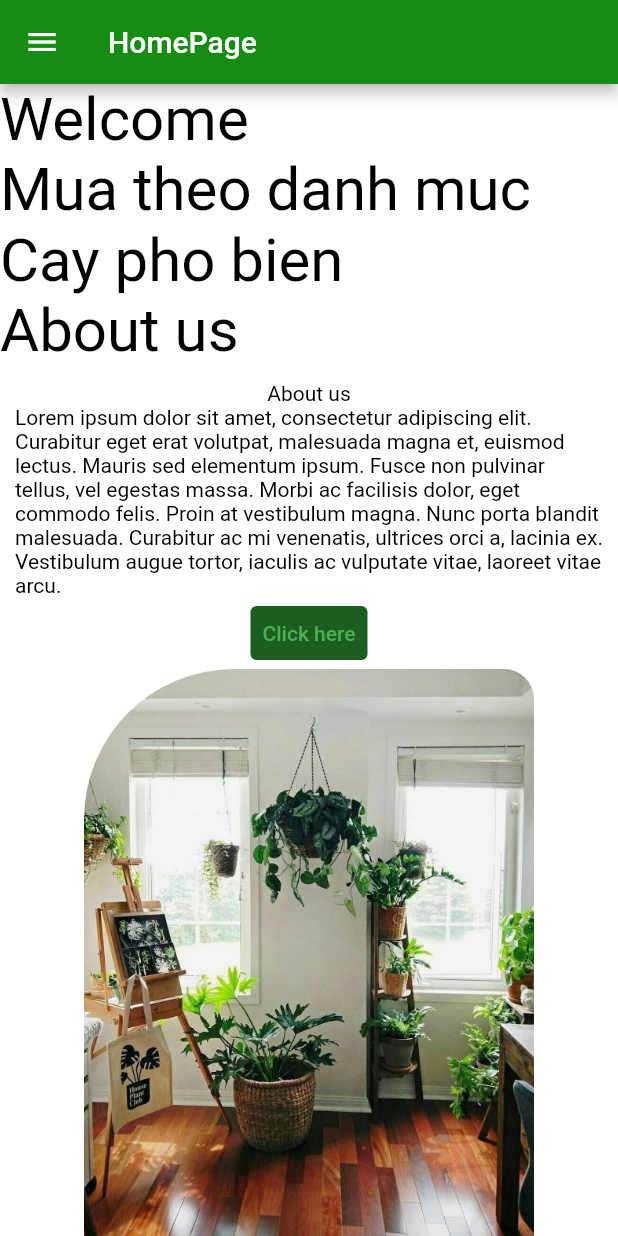
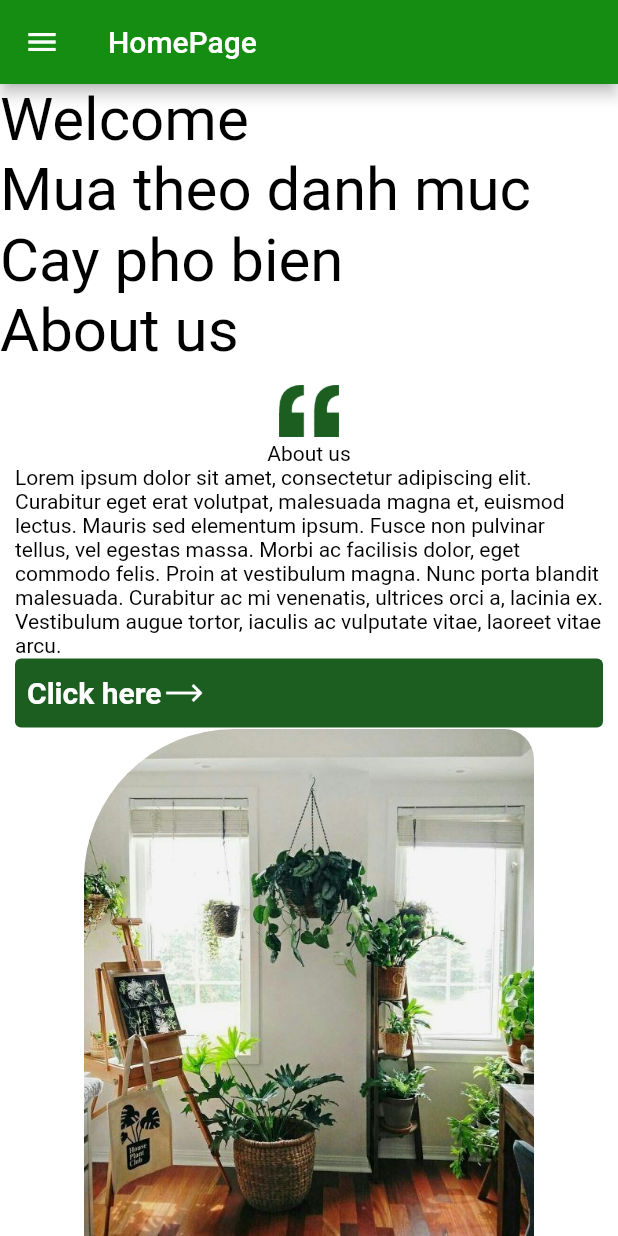
Before and after one commit to ngocdu171/Plants-Shop-App, a Flutter app: the screen it shows after launch, on a phone screen of 412 x 824 dp. Run offline on Flutter 3.47's test engine with Material 2 defaults, Android fonts, the phone set to English and light mode, and no system bars; our stand-ins replace google_fonts.

Commit message:
css button

```diff
--- a/plantshopapps/lib/widgets/aboutus.dart
+++ b/plantshopapps/lib/widgets/aboutus.dart
@@ -1,7 +1,7 @@
 import 'package:flutter/material.dart';
 
 class AboutUs extends StatelessWidget {
-  const AboutUs({ Key? key }) : super(key: key);
+  const AboutUs({Key? key}) : super(key: key);
 
   @override
   Widget build(BuildContext context) {
@@ -9,12 +9,19 @@ class AboutUs extends StatelessWidget {
       padding: const EdgeInsets.all(10),
       child: Column(
         children: [
+          Image.asset(
+            "assets/icons/quotation-mark.png",
+            width: 40,
+            height: 40,
+          ),
           const Text('About us'),
-          const Text('Lorem ipsum dolor sit amet, consectetur adipiscing elit. Curabitur eget erat volutpat, malesuada magna et, euismod lectus. Mauris sed elementum ipsum. Fusce non pulvinar tellus, vel egestas massa. Morbi ac facilisis dolor, eget commodo felis. Proin at vestibulum magna. Nunc porta blandit malesuada. Curabitur ac mi venenatis, ultrices orci a, lacinia ex. Vestibulum augue tortor, iaculis ac vulputate vitae, laoreet vitae arcu.'),
+          const Text(
+              'Lorem ipsum dolor sit amet, consectetur adipiscing elit. Curabitur eget erat volutpat, malesuada magna et, euismod lectus. Mauris sed elementum ipsum. Fusce non pulvinar tellus, vel egestas massa. Morbi ac facilisis dolor, eget commodo felis. Proin at vestibulum magna. Nunc porta blandit malesuada. Curabitur ac mi venenatis, ultrices orci a, lacinia ex. Vestibulum augue tortor, iaculis ac vulputate vitae, laoreet vitae arcu.'),
           TextButton(
               style: ButtonStyle(
                   // foregroundColor: MaterialStateProperty.all(Colors.white),
-              backgroundColor: MaterialStateProperty.all(Colors.green.shade900)
+                  backgroundColor:
+                      MaterialStateProperty.all(Colors.green.shade900)
                   // backgroundColor: MaterialStateProperty.resolveWith<Color?>((Set<MaterialState> states) {
                   //   if (states.contains(MaterialState.disabled)) {
                   //     return Colors.red;
@@ -23,7 +30,26 @@ class AboutUs extends StatelessWidget {
                   // })
                   ),
               onPressed: () {},
-            child: const Text('Click here',)),
+              child: Row(
+                children: [
+                  const Text(
+                    'Click here',
+                    style: TextStyle(
+                      fontWeight: FontWeight.bold,
+                      fontSize: 20,
+                      color: Color.fromARGB(255, 255, 255, 255),
+                      // padding: EdgeInsets.only(right: 0)
+                    ),
+                  ),
+                  Image.asset(
+                    "assets/icons/icons8-arrow-64.png",
+                    width: 30,
+                    color: Colors.white,
+                  )
+                ],
+              )
+              // child: const Text('Click here',)
+              ),
           ClipRRect(
             borderRadius: const BorderRadius.only(
               topLeft: Radius.circular(100),
@@ -38,7 +64,6 @@ class AboutUs extends StatelessWidget {
               fit: BoxFit.cover,
             ),
           )
-
         ],
       ),
     );
```
Also changed, not shown: plantshopapps/assets/icons/quotation-mark.jpg (added), plantshopapps/assets/icons/quotation-mark.png (added). Lines whose indentation alone changed are shown as unchanged.
